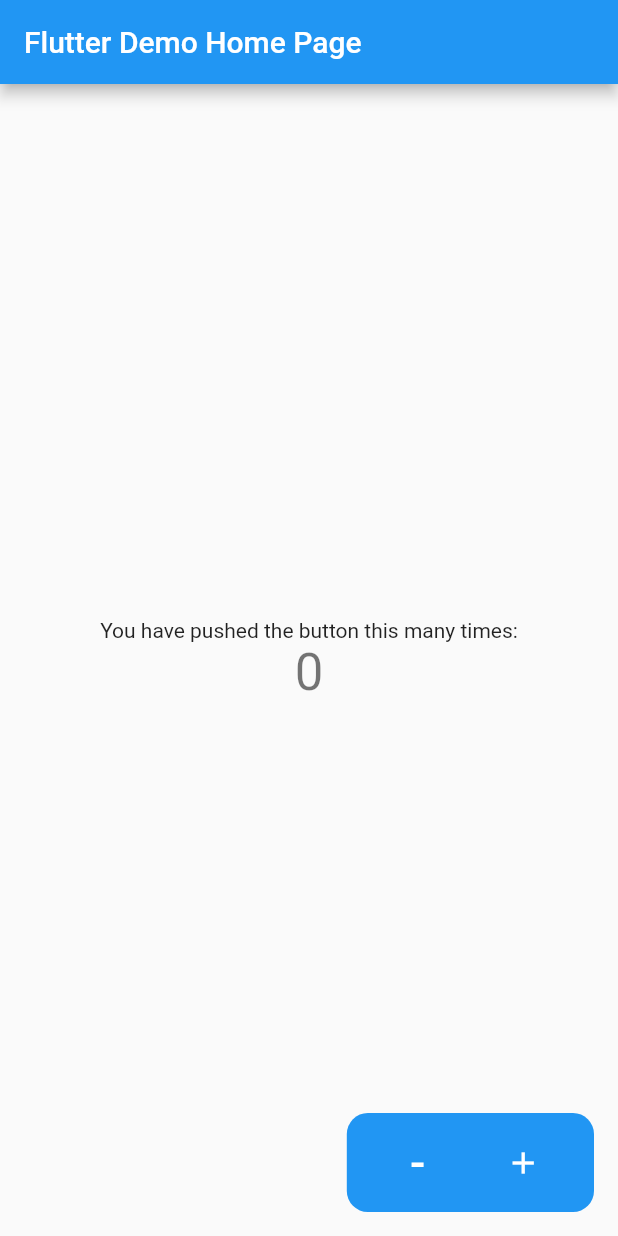
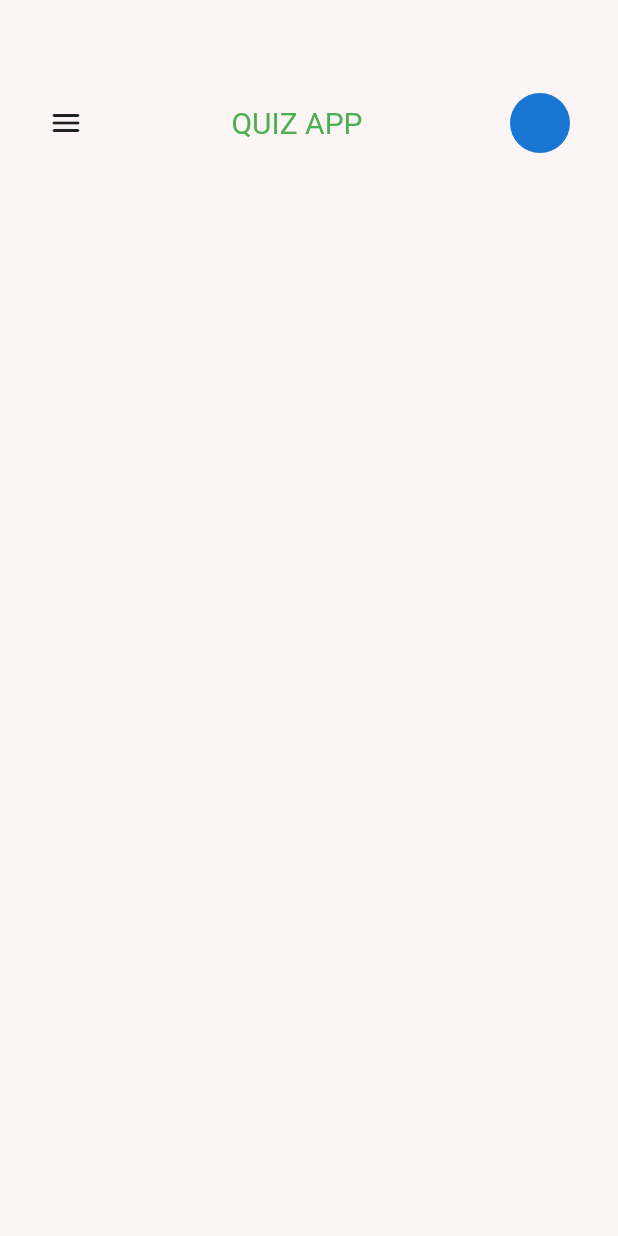
Before and after one commit to TariqMehmood1004/Quiz-app, a Flutter app: the screen it shows after launch, on a phone screen of 412 x 824 dp. Run offline on Flutter 3.47's test engine with Material 2 defaults, Android fonts, the light colour scheme and no system bars.

Commit message:
Creating the custom drawer for Quiz App

```diff
--- /dev/null
+++ b/lib/Areas/Controllers/Drawer_controller/drawer_controller.dart
@@ -0,0 +1,22 @@
+import 'package:flutter/material.dart';
+
+import '../../../utilities/Colors/colors.dart';
+
+class DrawerControllerScreen extends StatefulWidget {
+  const DrawerControllerScreen({super.key});
+
+  @override
+  State<DrawerControllerScreen> createState() => _DrawerControllerScreenState();
+}
+
+class _DrawerControllerScreenState extends State<DrawerControllerScreen> {
+  @override
+  Widget build(BuildContext context) {
+    return Container(
+      decoration: BoxDecoration(
+        color: AppColors.white,
+        borderRadius: BorderRadius.circular(0.0),
+      ),
+    );
+  }
+}
--- /dev/null
+++ b/lib/Areas/Controllers/dashboard/dashboard_controller.dart
@@ -0,0 +1,89 @@
+import 'package:flutter/material.dart';
+
+import '../../../utilities/Colors/colors.dart';
+
+class DashboardControllerScreen extends StatefulWidget {
+  const DashboardControllerScreen({super.key});
+
+  @override
+  State<DashboardControllerScreen> createState() =>
+      _DashboardControllerScreenState();
+}
+
+class _DashboardControllerScreenState extends State<DashboardControllerScreen> {
+  double xOffset = 0;
+  double yOffset = 0;
+  double scaleFactor = 1;
+
+  bool isDrawerOpen = false;
+
+  @override
+  Widget build(BuildContext context) {
+    return AnimatedContainer(
+      transform: Matrix4.translationValues(xOffset, yOffset, 0)
+        ..scale(scaleFactor),
+      duration: const Duration(milliseconds: 250),
+      decoration: BoxDecoration(
+        color: AppColors.color1,
+        borderRadius: BorderRadius.circular(isDrawerOpen ? 30.0 : 0.0),
+      ),
+      child: Column(
+        children: [
+          Container(
+            width: double.infinity,
+            margin: const EdgeInsets.only(top: 50, left: 20, right: 20.0),
+            padding: const EdgeInsets.all(12.0),
+            decoration: BoxDecoration(
+              color: Colors.transparent,
+              borderRadius: BorderRadius.circular(0.0),
+            ),
+            child: Row(
+              mainAxisAlignment: MainAxisAlignment.spaceBetween,
+              children: [
+                isDrawerOpen
+                    ? InkWell(
+                        onTap: () {
+                          setState(() {
+                            xOffset = 0;
+                            yOffset = 0;
+                            scaleFactor = 1;
+                            isDrawerOpen = false;
+                          });
+                        },
+                        child: const Icon(
+                          Icons.close,
+                        ),
+                      )
+                    : InkWell(
+                        onTap: () {
+                          setState(() {
+                            xOffset = 280;
+                            yOffset = 170;
+                            scaleFactor = 0.6;
+                            isDrawerOpen = true;
+                          });
+                        },
+                        child: const Icon(
+                          Icons.menu_rounded,
+                        ),
+                      ),
+                Column(
+                  children: [
+                    Text(
+                      'Quiz App'.toUpperCase(),
+                      style: const TextStyle(
+                        color: Colors.green,
+                        fontSize: 20,
+                      ),
+                    )
+                  ],
+                ),
+                const CircleAvatar(),
+              ],
+            ),
+          )
+        ],
+      ),
+    );
+  }
+}
--- a/lib/main.dart
+++ b/lib/main.dart
@@ -1,5 +1,7 @@
+import 'package:app/Areas/Controllers/dashboard/dashboard_controller.dart';
 import 'package:flutter/material.dart';
 import 'package:flutter/services.dart';
+import 'Areas/Controllers/Drawer_controller/drawer_controller.dart';
 
 void main() {
   SystemChrome.setSystemUIOverlayStyle(const SystemUiOverlayStyle(
@@ -11,106 +13,18 @@
 class MyApp extends StatelessWidget {
   const MyApp({super.key});
 
-  // This widget is the root of your application.
   @override
   Widget build(BuildContext context) {
     return MaterialApp(
       debugShowCheckedModeBanner: false,
-      title: 'Flutter Demo',
-      theme: ThemeData(
-        primarySwatch: Colors.blue,
+      home: Scaffold(
+        body: Stack(
+          children: const [
+            DrawerControllerScreen(),
+            DashboardControllerScreen(),
+          ],
+        ),
       ),
-      home: const MyHomePage(title: 'Flutter Demo Home Page'),
     );
   }
 }
-
-class MyHomePage extends StatefulWidget {
-  const MyHomePage({super.key, required this.title});
-  final String title;
-
-  @override
-  State<MyHomePage> createState() => _MyHomePageState();
-}
-
-class _MyHomePageState extends State<MyHomePage> {
-  int _counter = 0;
-
-  void _incrementCounter() {
-    setState(() {
-      _counter++;
-    });
-  }
-
-  void _decrementCounter() {
-    setState(() {
-      _counter--;
-    });
-  }
-
-  @override
-  Widget build(BuildContext context) {
-    return Scaffold(
-      appBar: AppBar(
-        title: Text(widget.title),
-      ),
-      body: Center(
-        child: Column(
-          mainAxisAlignment: MainAxisAlignment.center,
-          children: <Widget>[
-            const Text(
-              'You have pushed the button this many times:',
-            ),
-            Text(
-              '$_counter',
-              style: Theme.of(context).textTheme.headlineMedium,
-            ),
-          ],
-        ),
-      ),
-      floatingActionButton: Column(
-        mainAxisAlignment: MainAxisAlignment.end,
-        crossAxisAlignment: CrossAxisAlignment.end,
-        children: [
-          Container(
-            width: MediaQuery.of(context).size.width * 0.4,
-            padding:
-                const EdgeInsets.symmetric(horizontal: 12.0, vertical: 5.0),
-            decoration: BoxDecoration(
-                color: Colors.blue,
-                borderRadius: BorderRadius.circular(
-                  14.0,
-                )),
-            child: Row(
-              children: [
-                Expanded(
-                  child: FloatingActionButton(
-                    backgroundColor: Colors.transparent,
-                    elevation: 0,
-                    onPressed: _decrementCounter,
-                    tooltip: 'Decrement',
-                    child: const Text(
-                      '-',
-                      style: TextStyle(
-                        fontSize: 30,
-                      ),
-                    ),
-                  ),
-                ),
-                Expanded(
-                  child: FloatingActionButton(
-                    backgroundColor: Colors.transparent,
-                    elevation: 0,
-                    onPressed: _incrementCounter,
-                    tooltip: 'Increment',
-                    child: const Icon(Icons.add),
-                  ),
-                ),
-              ],
-            ),
-          ),
-        ],
-      ), // This trailing comma makes auto-formatting nicer for build methods.
-    );
-  }
-}
--- /dev/null
+++ b/lib/utilities/Colors/colors.dart
@@ -0,0 +1,7 @@
+import 'dart:ui';
+import 'package:flutter/material.dart';
+
+class AppColors {
+  static Color color1 = const Color(0xffFDF4F5);
+  static Color white = const Color(0xffFFFFFF);
+}
--- a/pubspec.yaml
+++ b/pubspec.yaml
@@ -59,9 +59,8 @@
   uses-material-design: true
 
   # To add assets to your application, add an assets section, like this:
-  # assets:
-  #   - images/a_dot_burr.jpeg
-  #   - images/a_dot_ham.jpeg
+  assets:
+    - assets/images/
 
   # An image asset can refer to one or more resolution-specific "variants", see
   # https://flutter.dev/assets-and-images/#resolution-aware
```
